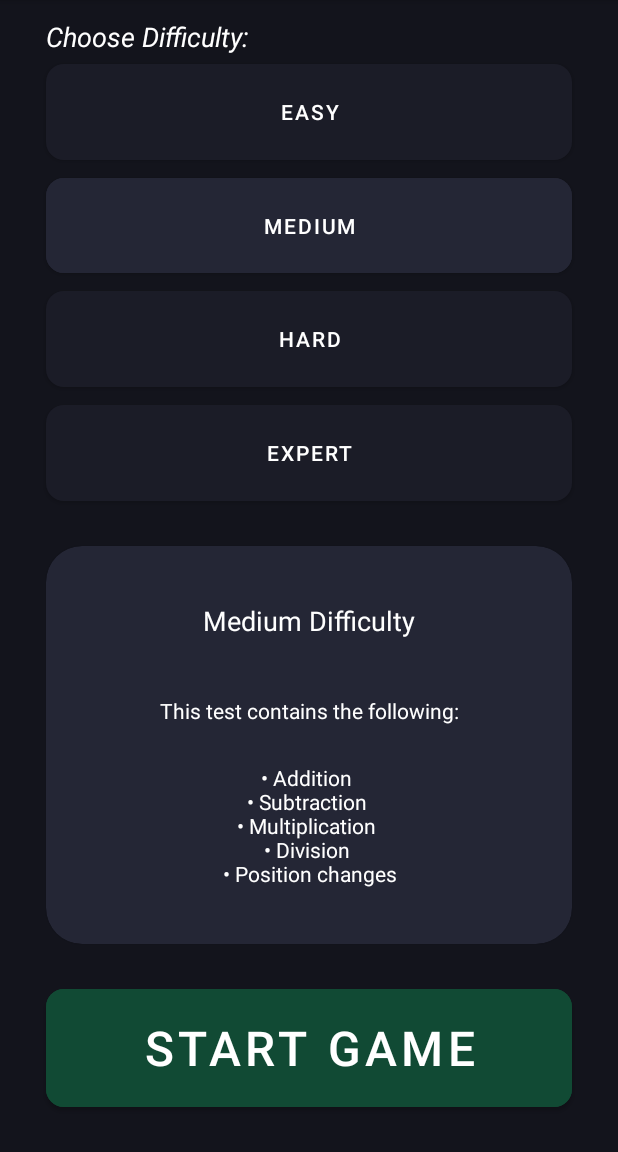
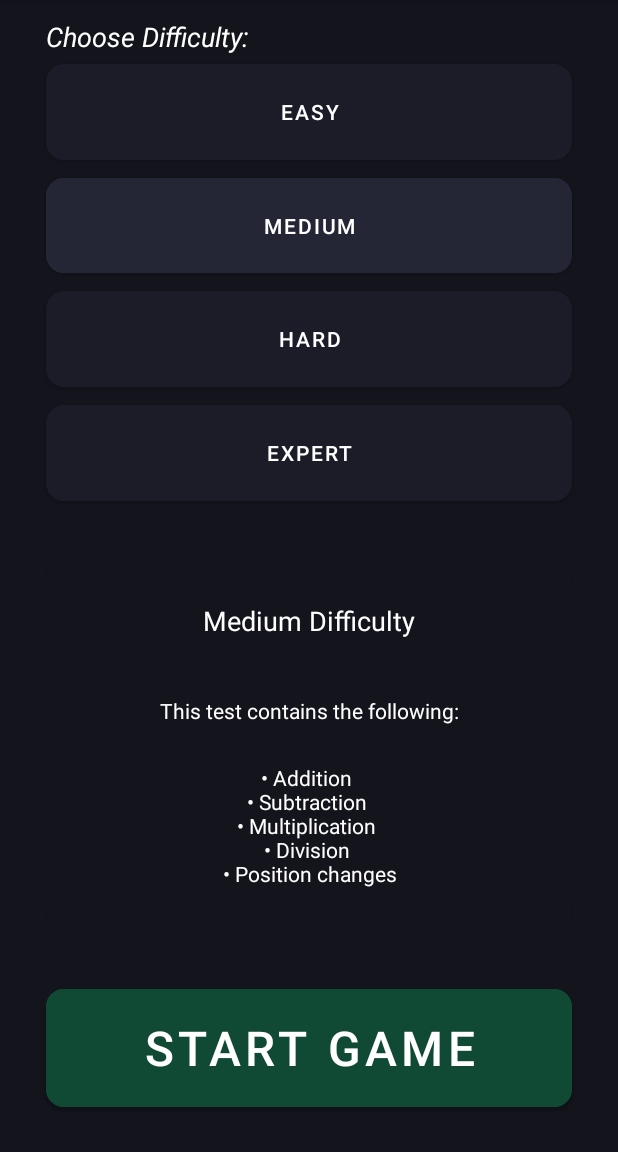
Before and after one commit to erraydin/Mental-Math, an Android app: the ChooseDifficultyFragment screen opened through its navigation route, on a phone screen of 412 x 824 dp, the part 84-1236 px from its top. Run offline under Robolectric (Android 15) with nearby library versions, the phone set to English and light mode, and no system bars; our stand-ins replace data binding.

Commit message:
small layout change

```diff
--- a/app/src/main/res/layout/fragment_choose_difficulty.xml
+++ b/app/src/main/res/layout/fragment_choose_difficulty.xml
@@ -87,8 +87,7 @@
             android:layout_height="0dp"
             android:layout_marginTop="24dp"
             android:layout_marginBottom="24dp"
-            android:backgroundTint="@color/selected_color"
-            app:cardBackgroundColor="@color/background_lighter"
+            android:backgroundTint="@color/background_dark"
             app:cardCornerRadius="24dp"
             app:layout_constraintBottom_toTopOf="@id/button_start_game"
             app:layout_constraintEnd_toEndOf="parent"
```
